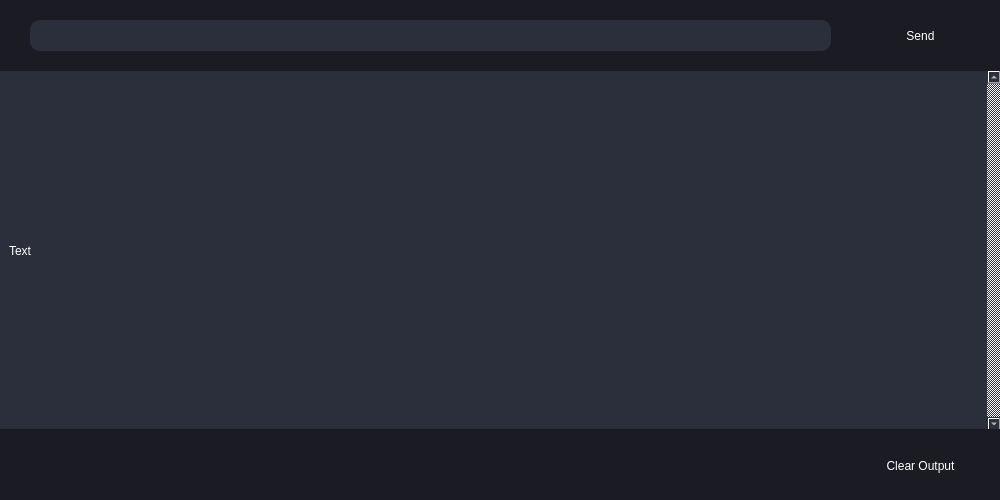
Above: src/ui/views/monitor/SerialMonitor.ui from milan338/FreeRGB before the change. Below: the same form after it.
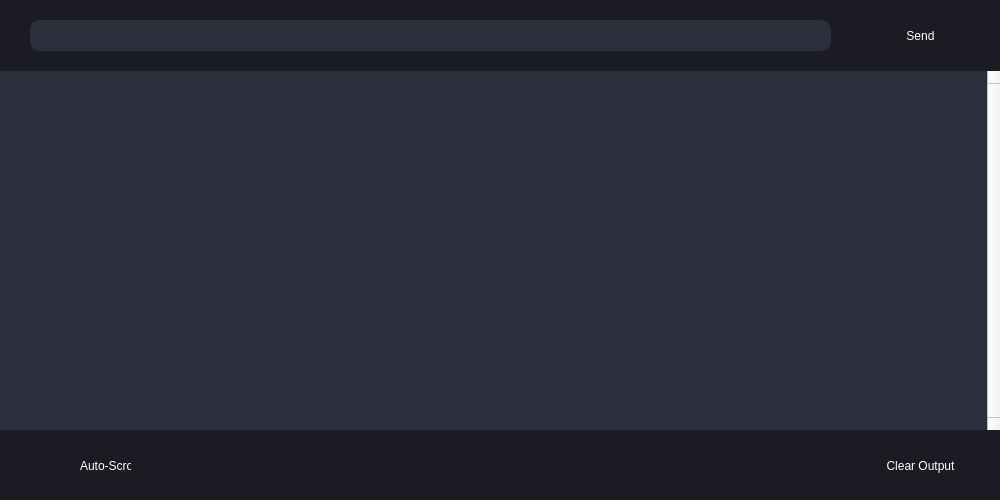
That is the form after the change.

Commit message: Added autoscrolling and output clearing to serial monitor

The edit to the form file:
```diff
--- a/src/ui/views/monitor/SerialMonitor.ui
+++ b/src/ui/views/monitor/SerialMonitor.ui
@@ -27,14 +27,13 @@
    <string>Form</string>
   </property>
   <property name="styleSheet">
-   <string notr="true">background-color: rgb(43, 47, 59);
-color: rgb(255, 255, 255);</string>
+   <string notr="true">color: rgb(255, 255, 255);</string>
   </property>
   <widget class="QWidget" name="bottom_bar" native="true">
    <property name="geometry">
     <rect>
      <x>0</x>
-     <y>429</y>
+     <y>430</y>
      <width>1001</width>
      <height>71</height>
     </rect>
@@ -96,7 +95,8 @@
     </rect>
    </property>
    <property name="styleSheet">
-    <string notr="true">border-radius: 10px;</string>
+    <string notr="true">background-color: rgb(43, 47, 59);
+border-radius: 10px;</string>
    </property>
    <property name="text">
     <string/>
@@ -158,7 +158,7 @@
     <enum>Qt::LeftToRight</enum>
    </property>
    <property name="styleSheet">
-    <string notr="true"/>
+    <string notr="true">background-color: rgb(43, 47, 59);</string>
    </property>
    <property name="frameShape">
     <enum>QFrame::NoFrame</enum>
@@ -203,19 +203,48 @@
      <item>
       <widget class="QLabel" name="text_display">
        <property name="text">
-        <string>Text</string>
+        <string/>
        </property>
       </widget>
      </item>
     </layout>
    </widget>
   </widget>
+  <widget class="QLabel" name="label_autoscroll">
+   <property name="geometry">
+    <rect>
+     <x>80</x>
+     <y>450</y>
+     <width>51</width>
+     <height>31</height>
+    </rect>
+   </property>
+   <property name="styleSheet">
+    <string notr="true">background-color: rgb(27, 27, 35);</string>
+   </property>
+   <property name="text">
+    <string>Auto-Scroll</string>
+   </property>
+  </widget>
+  <widget class="QWidget" name="horizontalLayoutWidget">
+   <property name="geometry">
+    <rect>
+     <x>10</x>
+     <y>430</y>
+     <width>61</width>
+     <height>71</height>
+    </rect>
+   </property>
+   <layout class="QHBoxLayout" name="switch_placeholder"/>
+  </widget>
   <zorder>text_scroll_region</zorder>
   <zorder>bottom_bar</zorder>
-  <zorder>btn_serial_clear</zorder>
   <zorder>top_bar</zorder>
   <zorder>input_serial_text</zorder>
   <zorder>btn_serial_send</zorder>
+  <zorder>horizontalLayoutWidget</zorder>
+  <zorder>btn_serial_clear</zorder>
+  <zorder>label_autoscroll</zorder>
  </widget>
  <resources/>
  <connections/>
```
The commit also changes 2 other files.
